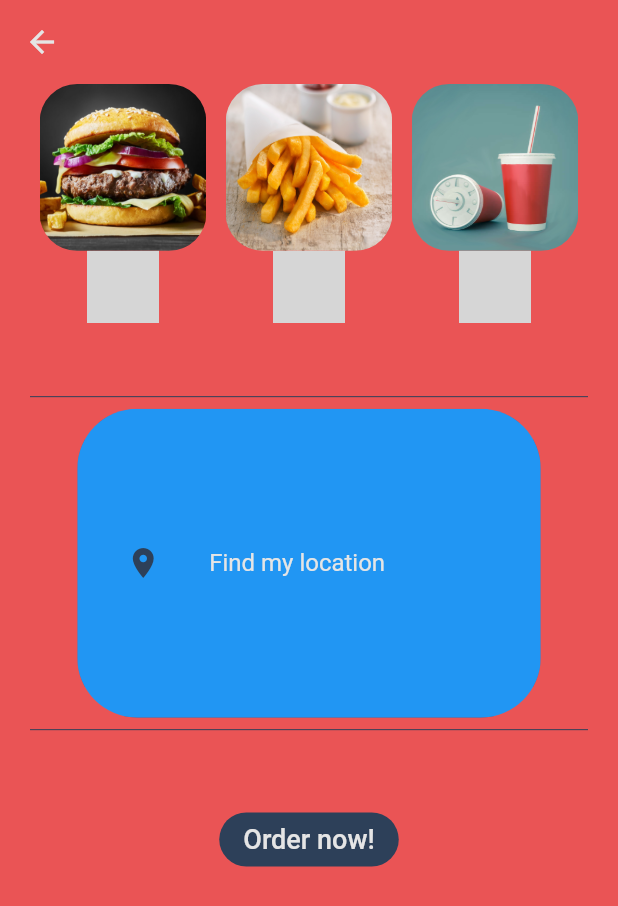
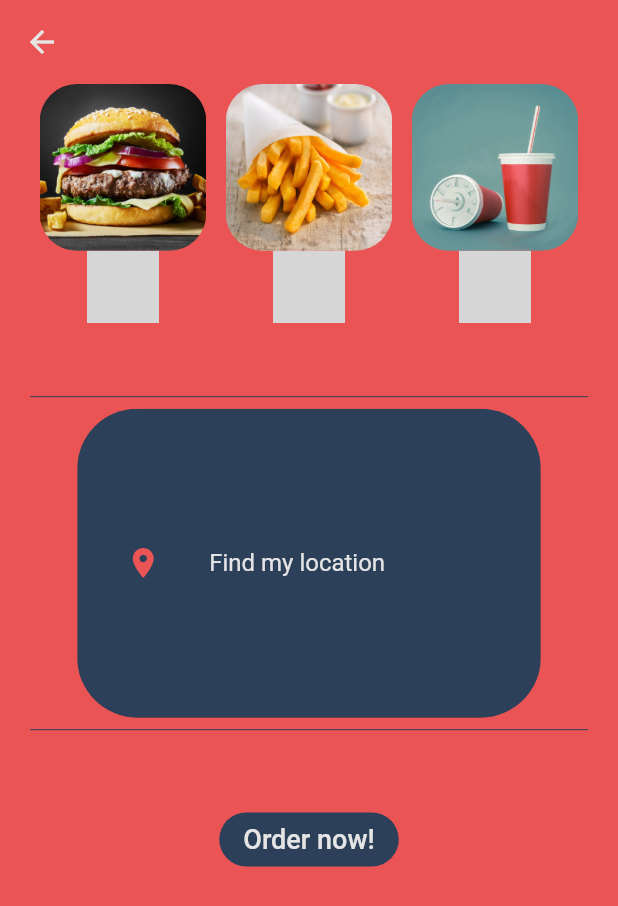
Before and after one commit to kforjan/delivery-app, a Flutter app: the OrderPage screen opened directly, on a phone screen of 412 x 824 dp. Shown: the top 906 px of the screen. Run offline on Flutter 3.47's test engine with Material 2 defaults, Android fonts, the phone set to English and light mode, and no system bars; our stand-ins replace cloud_firestore, firebase_auth, flutter_map, geolocator, latlong, numberpicker and 1 more; missing offline and left inert: geodesy; accounts and stored records are empty; statements that could not run were skipped; grey boxes are pictures that could not be loaded.

Commit message:
Find my locatin button visual fix

```diff
--- a/lib/app/home/order/order_selection.dart
+++ b/lib/app/home/order/order_selection.dart
@@ -73,7 +73,7 @@ class _OrderSelectionState extends State<OrderSelection> {
                       child: ListTile(
                         leading: Icon(
                           Icons.location_on,
-                          color: theme.accentColor,
+                          color: theme.primaryColor,
                         ),
                         title: Text(
                           'Find my location',
@@ -82,6 +82,9 @@ class _OrderSelectionState extends State<OrderSelection> {
                           ),
                         ),
                       ),
+                      style: ButtonStyle(
+                          backgroundColor:
+                              MaterialStateProperty.all(theme.accentColor)),
                       onPressed: () {
                         widget.model.updateLocation();
                       },
```
